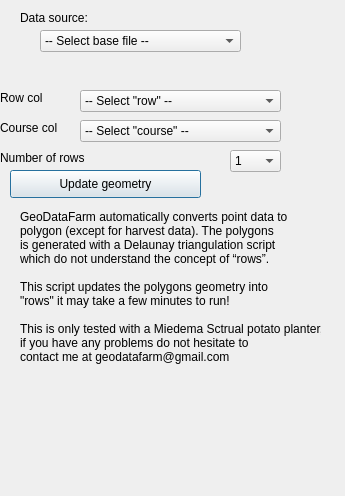
This is widgets/fix_rows_base.ui in axelande/geodatafarm3 as Qt 5 draws it before an edit. The edited form follows.
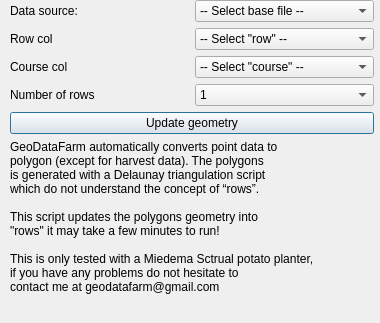
This is the edited form.

Commit message: Added "Layouts"  to the ui files and minor changes in files adding qt elements to the interfaces.

```diff
--- a/widgets/fix_rows_base.ui
+++ b/widgets/fix_rows_base.ui
@@ -6,8 +6,8 @@
    <rect>
     <x>0</x>
     <y>0</y>
-    <width>345</width>
-    <height>496</height>
+    <width>380</width>
+    <height>323</height>
    </rect>
   </property>
   <property name="windowTitle">
@@ -16,187 +16,50 @@
   <property name="locale">
    <locale language="English" country="UnitedKingdom"/>
   </property>
-  <widget class="QLabel" name="label_8">
-   <property name="geometry">
-    <rect>
-     <x>20</x>
-     <y>10</y>
-     <width>201</width>
-     <height>16</height>
-    </rect>
-   </property>
-   <property name="text">
-    <string>Data source:</string>
-   </property>
-  </widget>
-  <widget class="QComboBox" name="CBDataSource">
-   <property name="geometry">
-    <rect>
-     <x>40</x>
-     <y>30</y>
-     <width>201</width>
-     <height>22</height>
-    </rect>
-   </property>
-   <item>
-    <property name="text">
-     <string>-- Select base file --</string>
-    </property>
-   </item>
-  </widget>
-  <widget class="QComboBox" name="CBRow">
-   <property name="geometry">
-    <rect>
-     <x>80</x>
-     <y>90</y>
-     <width>201</width>
-     <height>22</height>
-    </rect>
-   </property>
-   <item>
-    <property name="text">
-     <string>-- Select &quot;row&quot; --</string>
-    </property>
-   </item>
-  </widget>
-  <widget class="QComboBox" name="CBCourse">
-   <property name="geometry">
-    <rect>
-     <x>80</x>
-     <y>120</y>
-     <width>201</width>
-     <height>22</height>
-    </rect>
-   </property>
-   <item>
-    <property name="text">
-     <string>-- Select &quot;course&quot; --</string>
-    </property>
-   </item>
-  </widget>
-  <widget class="QComboBox" name="CBMaxRows">
-   <property name="geometry">
-    <rect>
-     <x>230</x>
-     <y>150</y>
-     <width>51</width>
-     <height>22</height>
-    </rect>
-   </property>
-   <item>
-    <property name="text">
-     <string>1</string>
-    </property>
-   </item>
-   <item>
-    <property name="text">
-     <string>2</string>
-    </property>
-   </item>
-   <item>
-    <property name="text">
-     <string>3</string>
-    </property>
-   </item>
-   <item>
-    <property name="text">
-     <string>4</string>
-    </property>
-   </item>
-   <item>
-    <property name="text">
-     <string>5</string>
-    </property>
-   </item>
-   <item>
-    <property name="text">
-     <string>6</string>
-    </property>
-   </item>
-   <item>
-    <property name="text">
-     <string>7</string>
-    </property>
-   </item>
-   <item>
-    <property name="text">
-     <string>8</string>
-    </property>
-   </item>
-   <item>
-    <property name="text">
-     <string>9</string>
-    </property>
-   </item>
-   <item>
-    <property name="text">
-     <string>10</string>
-    </property>
-   </item>
-  </widget>
-  <widget class="QLabel" name="label">
-   <property name="geometry">
-    <rect>
-     <x>0</x>
-     <y>90</y>
-     <width>81</width>
-     <height>16</height>
-    </rect>
-   </property>
-   <property name="text">
-    <string>Row col</string>
-   </property>
-  </widget>
-  <widget class="QLabel" name="label_2">
-   <property name="geometry">
-    <rect>
-     <x>0</x>
-     <y>120</y>
-     <width>81</width>
-     <height>16</height>
-    </rect>
-   </property>
-   <property name="text">
-    <string>Course col</string>
-   </property>
-  </widget>
-  <widget class="QLabel" name="label_3">
-   <property name="geometry">
-    <rect>
-     <x>0</x>
-     <y>150</y>
-     <width>141</width>
-     <height>16</height>
-    </rect>
-   </property>
-   <property name="text">
-    <string>Number of rows</string>
-   </property>
-  </widget>
-  <widget class="QPushButton" name="PBUpdateGeom">
+  <widget class="QWidget" name="gridLayoutWidget">
    <property name="geometry">
     <rect>
      <x>10</x>
-     <y>170</y>
-     <width>191</width>
-     <height>28</height>
+     <y>0</y>
+     <width>364</width>
+     <height>314</height>
     </rect>
    </property>
-   <property name="text">
-    <string>Update geometry</string>
-   </property>
-  </widget>
-  <widget class="QLabel" name="label_4">
-   <property name="geometry">
-    <rect>
-     <x>20</x>
-     <y>210</y>
-     <width>301</width>
-     <height>231</height>
-    </rect>
-   </property>
-   <property name="text">
-    <string>GeoDataFarm automatically converts point data to
+   <layout class="QGridLayout" name="gridLayout">
+    <item row="5" column="0">
+     <widget class="QLabel" name="label_3">
+      <property name="text">
+       <string>Number of rows</string>
+      </property>
+     </widget>
+    </item>
+    <item row="2" column="0">
+     <widget class="QLabel" name="label">
+      <property name="text">
+       <string>Row col</string>
+      </property>
+     </widget>
+    </item>
+    <item row="2" column="1">
+     <widget class="QComboBox" name="CBRow">
+      <item>
+       <property name="text">
+        <string>-- Select &quot;row&quot; --</string>
+       </property>
+      </item>
+     </widget>
+    </item>
+    <item row="4" column="0">
+     <widget class="QLabel" name="label_2">
+      <property name="text">
+       <string>Course col</string>
+      </property>
+     </widget>
+    </item>
+    <item row="7" column="0" colspan="2">
+     <widget class="QLabel" name="label_4">
+      <property name="text">
+       <string>GeoDataFarm automatically converts point data to
 polygon (except for harvest data). The polygons
 is generated with a Delaunay triangulation script
 which do not understand the concept of “rows”.
@@ -207,10 +70,99 @@
 This is only tested with a Miedema Sctrual potato planter,
 if you have any problems do not hesitate to
 contact me at geodatafarm@gmail.com</string>
-   </property>
-   <property name="alignment">
-    <set>Qt::AlignLeading|Qt::AlignLeft|Qt::AlignTop</set>
-   </property>
+      </property>
+      <property name="alignment">
+       <set>Qt::AlignLeading|Qt::AlignLeft|Qt::AlignTop</set>
+      </property>
+     </widget>
+    </item>
+    <item row="6" column="0" colspan="2">
+     <widget class="QPushButton" name="PBUpdateGeom">
+      <property name="text">
+       <string>Update geometry</string>
+      </property>
+     </widget>
+    </item>
+    <item row="5" column="1">
+     <widget class="QComboBox" name="CBMaxRows">
+      <item>
+       <property name="text">
+        <string>1</string>
+       </property>
+      </item>
+      <item>
+       <property name="text">
+        <string>2</string>
+       </property>
+      </item>
+      <item>
+       <property name="text">
+        <string>3</string>
+       </property>
+      </item>
+      <item>
+       <property name="text">
+        <string>4</string>
+       </property>
+      </item>
+      <item>
+       <property name="text">
+        <string>5</string>
+       </property>
+      </item>
+      <item>
+       <property name="text">
+        <string>6</string>
+       </property>
+      </item>
+      <item>
+       <property name="text">
+        <string>7</string>
+       </property>
+      </item>
+      <item>
+       <property name="text">
+        <string>8</string>
+       </property>
+      </item>
+      <item>
+       <property name="text">
+        <string>9</string>
+       </property>
+      </item>
+      <item>
+       <property name="text">
+        <string>10</string>
+       </property>
+      </item>
+     </widget>
+    </item>
+    <item row="4" column="1">
+     <widget class="QComboBox" name="CBCourse">
+      <item>
+       <property name="text">
+        <string>-- Select &quot;course&quot; --</string>
+       </property>
+      </item>
+     </widget>
+    </item>
+    <item row="1" column="1">
+     <widget class="QComboBox" name="CBDataSource">
+      <item>
+       <property name="text">
+        <string>-- Select base file --</string>
+       </property>
+      </item>
+     </widget>
+    </item>
+    <item row="1" column="0">
+     <widget class="QLabel" name="label_8">
+      <property name="text">
+       <string>Data source:</string>
+      </property>
+     </widget>
+    </item>
+   </layout>
   </widget>
  </widget>
  <resources/>
```
The commit also changes 14 other files.
